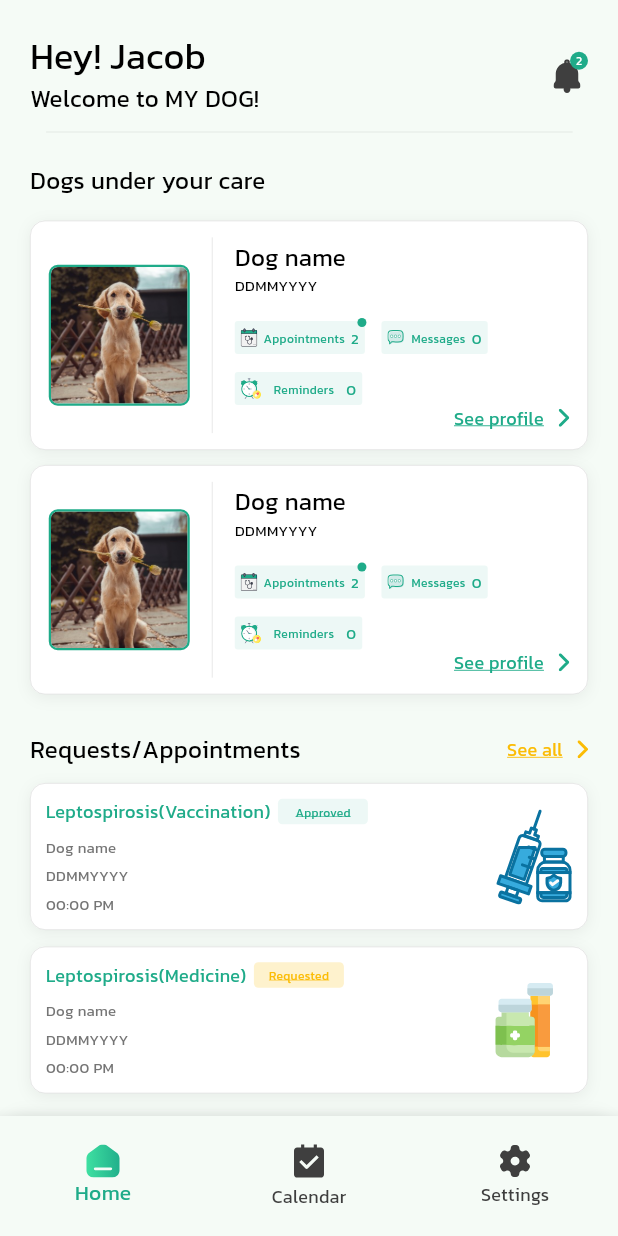
After one commit to saad-01/dogapp, a Flutter app: the ExpertDashboard screen opened by its route, on a phone screen of 412 x 824 dp. The commit adds this screen. Run offline on Flutter 3.47's test engine with Material 3 defaults, Android fonts, the phone set to English and light mode, and no system bars; our stand-ins replace flutter_svg, get.

Commit message:
expert dashboard

```diff
--- a/lib/components/appoint_widget.dart
+++ b/lib/components/appoint_widget.dart
@@ -66,7 +66,12 @@ class AppointmentWidget extends StatelessWidget {
                     const SizedBox(
                       width: 5,
                     ),
-                    StatusWidget(title: title, approval: approvalFlag),
+                    if (title != 'Requested')
+                      StatusWidget(title: title, approval: approvalFlag),
+                    if (title == 'Requested')
+                      RequestedWidget(
+                        title: title,
+                      ),
                   ],
                 ),
                 const SizedBox(
@@ -123,3 +128,24 @@ class StatusWidget extends StatelessWidget {
     );
   }
 }
+
+class RequestedWidget extends StatelessWidget {
+  const RequestedWidget({super.key, required this.title});
+  final String title;
+  @override
+  Widget build(BuildContext context) {
+    return Container(
+      width: 60,
+      height: 17,
+      decoration: ShapeDecoration(
+        color: AppColors.yellowColor.withOpacity(0.20),
+        shape: RoundedRectangleBorder(borderRadius: BorderRadius.circular(3)),
+      ),
+      child: Center(
+          child: Text(
+        title,
+        style: Styles.yellow8U(),
+      )),
+    );
+  }
+}
--- /dev/null
+++ b/lib/pages/expert_dashboard.dart
@@ -0,0 +1,92 @@
+import 'package:dogapp/pages/calendar_page.dart';
+import 'package:dogapp/pages/expert_home_page.dart';
+import 'package:dogapp/pages/settings_page.dart';
+import 'package:dogapp/utils/app_colors.dart';
+import 'package:dogapp/utils/strings.dart';
+import 'package:flutter/material.dart';
+import 'package:flutter_svg/svg.dart';
+import 'package:get/get.dart';
+
+import '../utils/assets.dart';
+
+class ExpertDashboard extends StatefulWidget {
+  const ExpertDashboard({super.key});
+
+  @override
+  State<ExpertDashboard> createState() => _ExpertDashboardState();
+}
+
+class _ExpertDashboardState extends State<ExpertDashboard> {
+  RxInt selectedPage = 0.obs;
+  changeTab(int index) {
+    selectedPage.value = index;
+  }
+
+  List pages = [
+    const Center(
+      child: ExpertHomePage(),
+    ),
+    const Center(
+      child: CalendarPage(),
+    ),
+    const Center(
+      child: SettingsPage(),
+    ),
+  ];
+  @override
+  Widget build(BuildContext context) {
+    return Obx(
+      () => Scaffold(
+        body: pages[selectedPage.value],
+        bottomNavigationBar: Obx(
+          () => Container(
+            height: 80,
+            decoration: const ShapeDecoration(
+              color: Colors.white,
+              shape: RoundedRectangleBorder(
+                borderRadius: BorderRadius.only(
+                  topLeft: Radius.circular(18),
+                  topRight: Radius.circular(18),
+                ),
+              ),
+              shadows: [
+                BoxShadow(
+                  color: Color(0x0F000000),
+                  blurRadius: 8,
+                  offset: Offset(0, -2),
+                  spreadRadius: 0,
+                )
+              ],
+            ),
+            child: BottomNavigationBar(
+                currentIndex: selectedPage.value,
+                onTap: (value) {
+                  changeTab(value);
+                },
+                selectedItemColor: AppColors.primaryColor,
+                unselectedItemColor: AppColors.grey,
+                items: [
+                  BottomNavigationBarItem(
+                      icon: selectedPage.value == 0
+                          ? SvgPicture.asset(AssetImages.homeIcon)
+                          : SvgPicture.asset(AssetImages.notActiveHomeIcon),
+                      label: AppStrings.home),
+                  BottomNavigationBarItem(
+                      icon: selectedPage.value == 1
+                          ? SvgPicture.asset(AssetImages.activeCalendarIcon)
+                          : SvgPicture.asset(
+                              AssetImages.calendarIcon,
+                            ),
+                      label: AppStrings.calendar),
+                  BottomNavigationBarItem(
+                      icon: selectedPage.value == 2
+                          ? SvgPicture.asset(AssetImages.activeSettingsIcon)
+                          : SvgPicture.asset(AssetImages.settingsIcon),
+                      label: AppStrings.settings),
+                ]),
+          ),
+        ),
+      ),
+    );
+  }
+}
--- /dev/null
+++ b/lib/pages/expert_home_page.dart
@@ -0,0 +1,144 @@
+import 'package:flutter/material.dart';
+import 'package:flutter_svg/svg.dart';
+import '../components/appoint_widget.dart';
+import '../components/dog_widget.dart';
+import '../utils/app_colors.dart';
+import '../utils/assets.dart';
+import '../utils/strings.dart';
+import '../utils/styles.dart';
+
+class ExpertHomePage extends StatefulWidget {
+  const ExpertHomePage({super.key});
+
+  @override
+  State<ExpertHomePage> createState() => _ExpertHomePageState();
+}
+
+class _ExpertHomePageState extends State<ExpertHomePage> {
+  @override
+  Widget build(BuildContext context) {
+    return Scaffold(
+      body: SafeArea(
+          child: SingleChildScrollView(
+        child: Padding(
+          padding: const EdgeInsets.all(20),
+          child: Column(children: [
+            Row(
+              mainAxisAlignment: MainAxisAlignment.spaceBetween,
+              crossAxisAlignment: CrossAxisAlignment.center,
+              children: [
+                Column(
+                  crossAxisAlignment: CrossAxisAlignment.start,
+                  children: [
+                    Text(
+                      "${AppStrings.hey}Jacob",
+                      style: Styles.homeH1(),
+                    ),
+                    Text(
+                      "${AppStrings.welcome}MY DOG!",
+                      style: Styles.expertSignupPaget1(),
+                    ),
+                  ],
+                ),
+                Stack(
+                  children: [
+                    Padding(
+                      padding: const EdgeInsets.only(top: 5.0, right: 5),
+                      child: SvgPicture.asset(AssetImages.bellIcon),
+                    ),
+                    Positioned(
+                        right: 0,
+                        child: Container(
+                          width: 12,
+                          height: 12,
+                          decoration: const ShapeDecoration(
+                            color: AppColors.primaryColor,
+                            shape: OvalBorder(),
+                          ),
+                          child: const Align(
+                            alignment: Alignment.topCenter,
+                            child: Text(
+                              "2",
+                              style: TextStyle(
+                                  fontSize: 8, color: AppColors.white),
+                            ),
+                          ),
+                        ))
+                  ],
+                )
+              ],
+            ),
+            const SizedBox(
+              height: 10,
+            ),
+            SvgPicture.asset(AssetImages.horizontalDivider),
+            const SizedBox(
+              height: 20,
+            ),
+            Align(
+              alignment: Alignment.centerLeft,
+              child: Text(
+                AppStrings.underCare,
+                style: Styles.expertSignupPaget1(),
+              ),
+            ),
+            const SizedBox(
+              height: 15,
+            ),
+            const DogWidget(),
+            const SizedBox(
+              height: 10,
+            ),
+            const DogWidget(),
+            const SizedBox(
+              height: 25,
+            ),
+            Row(
+              mainAxisAlignment: MainAxisAlignment.spaceBetween,
+              children: [
+                Text(
+                  AppStrings.requests,
+                  style: Styles.expertSignupPaget1(),
+                ),
+                Row(
+                  children: [
+                    Text(
+                      AppStrings.seeAll,
+                      style: Styles.subYellowText(),
+                    ),
+                    const SizedBox(
+                      width: 10,
+                    ),
+                    SvgPicture.asset(AssetImages.nextYellowIcon)
+                  ],
+                ),
+              ],
+            ),
+            const SizedBox(
+              height: 11,
+            ),
+            const AppointmentWidget(
+                type: AppStrings.vaccination,
+                name: AppStrings.dogName,
+                date: AppStrings.dateFormat,
+                time: AppStrings.time,
+                image: AssetImages.injectionImage,
+                title: AppStrings.approved,
+                approvalFlag: true),
+            const SizedBox(
+              height: 11,
+            ),
+            const AppointmentWidget(
+                type: AppStrings.medicine,
+                name: AppStrings.dogName,
+                date: AppStrings.dateFormat,
+                time: AppStrings.time,
+                image: AssetImages.medImage,
+                title: AppStrings.requested,
+                approvalFlag: false),
+          ]),
+        ),
+      )),
+    );
+  }
+}
--- a/lib/pages/expert_signup_page.dart
+++ b/lib/pages/expert_signup_page.dart
@@ -1,10 +1,12 @@
 import 'package:dogapp/components/primary_btn.dart';
 import 'package:dogapp/components/textfield.dart';
+import 'package:dogapp/routes/route_names.dart';
 import 'package:dogapp/utils/assets.dart';
 import 'package:dogapp/utils/strings.dart';
 import 'package:dogapp/utils/styles.dart';
 import 'package:flutter/material.dart';
 import 'package:flutter_svg/svg.dart';
+import 'package:get/get.dart';
 
 class ExpertSignupPage extends StatefulWidget {
   const ExpertSignupPage({super.key});
@@ -169,7 +171,9 @@ class _ExpertSignupPageState extends State<ExpertSignupPage> {
                 title: AppStrings.createButton,
                 width: MediaQuery.sizeOf(context).width * 0.8,
                 height: 10,
-                onTap: () {},
+                onTap: () {
+                  Get.offAllNamed(RouteName.expertDashboardPage);
+                },
               ),
               const SizedBox(
                 height: 20,
--- a/lib/pages/parent_dashboard.dart
+++ b/lib/pages/parent_dashboard.dart
@@ -3,6 +3,7 @@ import 'package:dogapp/pages/parent_home_page.dart';
 import 'package:dogapp/pages/settings_page.dart';
 import 'package:dogapp/utils/app_colors.dart';
 import 'package:dogapp/utils/assets.dart';
+import 'package:dogapp/utils/strings.dart';
 import 'package:flutter/material.dart';
 import 'package:flutter_svg/svg.dart';
 import 'package:get/get.dart';
@@ -68,19 +69,19 @@ class _ParentDashboardState extends State<ParentDashboard> {
                       icon: selectedPage.value == 0
                           ? SvgPicture.asset(AssetImages.homeIcon)
                           : SvgPicture.asset(AssetImages.notActiveHomeIcon),
-                      label: "Home"),
+                      label: AppStrings.home),
                   BottomNavigationBarItem(
                       icon: selectedPage.value == 1
                           ? SvgPicture.asset(AssetImages.activeCalendarIcon)
                           : SvgPicture.asset(
                               AssetImages.calendarIcon,
                             ),
-                      label: "Calendar"),
+                      label: AppStrings.calendar),
                   BottomNavigationBarItem(
                       icon: selectedPage.value == 2
                           ? SvgPicture.asset(AssetImages.activeSettingsIcon)
                           : SvgPicture.asset(AssetImages.settingsIcon),
-                      label: "Settings"),
+                      label: AppStrings.settings),
                 ]),
           ),
         ),
--- a/lib/pages/parent_home_page.dart
+++ b/lib/pages/parent_home_page.dart
@@ -140,5 +140,6 @@ class _ParentHomePageState extends State<ParentHomePage> {
         ),
       )),
     );
+
   }
 }
--- a/lib/routes/route_names.dart
+++ b/lib/routes/route_names.dart
@@ -18,4 +18,6 @@ class RouteName {
   static const String releasedReportPage = '/released_report_page';
   static const String selectEditReport = '/select_editReport_page';
   static const String reportEditPage = '/report_edit_page';
+  static const String expertDashboardPage = '/expert_dashboard_page';
+  static const String expertHomePage = '/expert_home_page';
 }
--- a/lib/routes/routes.dart
+++ b/lib/routes/routes.dart
@@ -2,6 +2,8 @@
 import 'package:dogapp/pages/appointment_detail_page.dart';
 import 'package:dogapp/pages/choose_profile_page.dart';
 import 'package:dogapp/pages/dog_detail_page.dart';
+import 'package:dogapp/pages/expert_dashboard.dart';
+import 'package:dogapp/pages/expert_home_page.dart';
 import 'package:dogapp/pages/expert_signup_page.dart';
 import 'package:dogapp/pages/intro_page.dart';
 import 'package:dogapp/pages/list_expert_page.dart';
@@ -117,5 +119,19 @@ class AppRoutes {
           transitionDuration: const Duration(milliseconds: 250),
           transition: Transition.leftToRight,
         ),
+
+        GetPage(
+          name: RouteName.expertDashboardPage,
+          page: () => const ExpertDashboard(),
+          transitionDuration: const Duration(milliseconds: 250),
+          transition: Transition.leftToRight,
+        ),
+
+        GetPage(
+          name: RouteName.expertHomePage,
+          page: () => const ExpertHomePage(),
+          transitionDuration: const Duration(milliseconds: 250),
+          transition: Transition.leftToRight,
+        ),
       ];
 }
--- a/lib/utils/strings.dart
+++ b/lib/utils/strings.dart
@@ -131,4 +131,8 @@ class AppStrings {
   static const photo = "Photo";
   static const files = "Files";
   static const save = "Save";
+  //Dashboard expert
+  static const requests = "Requests/Appointments";
+  static const underCare = "Dogs under your care";
+  static const requested = "Requested";
 }
--- a/lib/utils/styles.dart
+++ b/lib/utils/styles.dart
@@ -312,5 +312,15 @@ class Styles {
     );
   }
 
+  static TextStyle yellow8U() {
+    return const TextStyle(
+      color: AppColors.yellowColor,
+      fontSize: 8,
+      decoration: TextDecoration.underline,
+      decorationColor: AppColors.yellowColor,
+      fontWeight: FontWeight.w400,
+    );
+  }
+
 
 }
```
